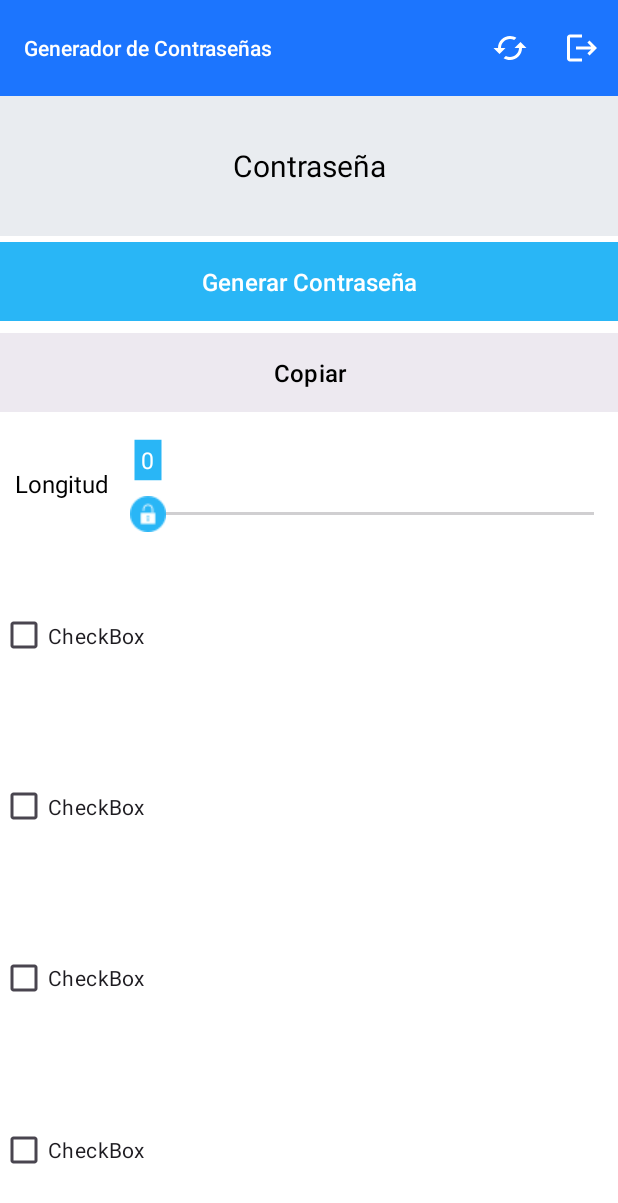
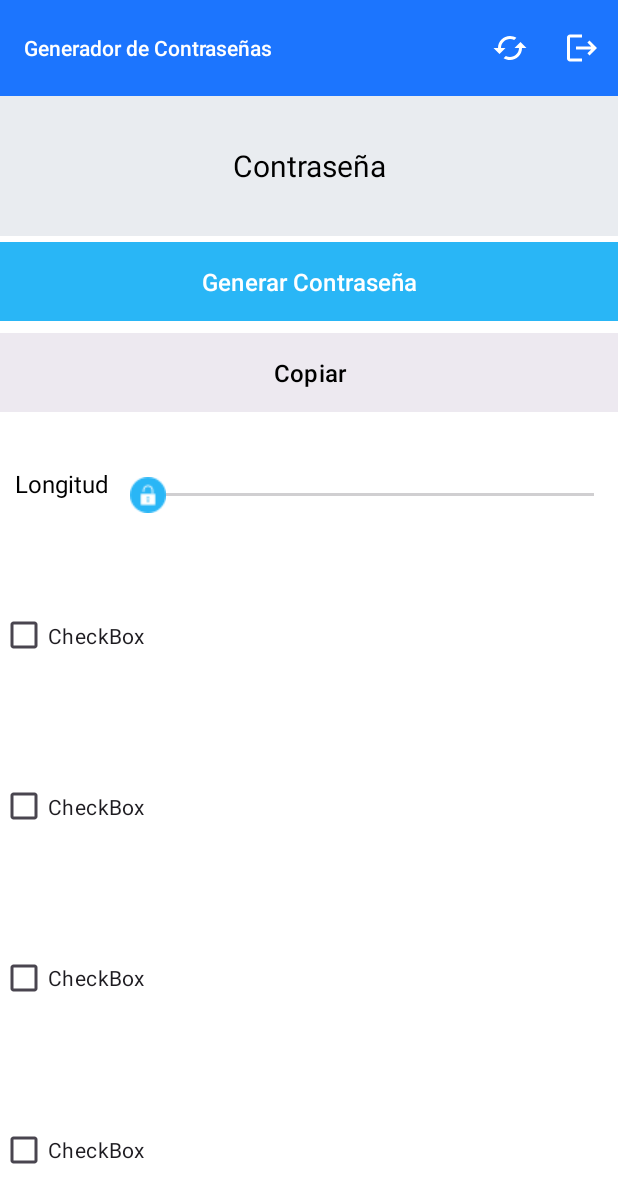
Before and after one commit to MichaelC27/Password_Generator, an Android app: the screen it shows after launch (MainActivity), on a phone screen of 412 x 824 dp. Shown: the top 1203 px of the screen. Run offline under Robolectric (Android 15) with nearby library versions, the light colour scheme and no system bars.

Commit message:
Se agrego visibilidad o no visibilidad a la seleccion del seekBar

```diff
--- a/app/src/main/res/layout/activity_main.xml
+++ b/app/src/main/res/layout/activity_main.xml
@@ -89,12 +89,14 @@
                         android:layout_width="wrap_content"
                         android:layout_height="wrap_content"
                         android:layout_marginLeft="4dp"
-                        android:layout_marginTop="10dp"
+                        android:layout_marginTop="0dp"
+                        android:layout_marginBottom="-5dp"
                         android:background="@drawable/baseline_square_blue_24"
                         android:padding="7dp"
                         android:text="0"
                         android:textColor="@color/white"
-                        android:textSize="15sp" />
+                        android:textSize="15sp"
+                        android:visibility="invisible" />
 
                     <SeekBar
                         android:id="@+id/seekBar"
@@ -102,7 +104,7 @@
                         android:layout_width="match_parent"
                         android:layout_height="wrap_content"
                         android:layout_gravity="center"
-                        android:layout_marginBottom="5dp"
+                        android:layout_marginBottom="15dp"
                         android:layout_weight="5"
                         android:max="20"
                         android:progressTint="@color/fondo_titulo"
```
Also changed, not shown: app/src/main/java/com/laabbb/password_generator/MainActivity.java (+14 -2 lines).
